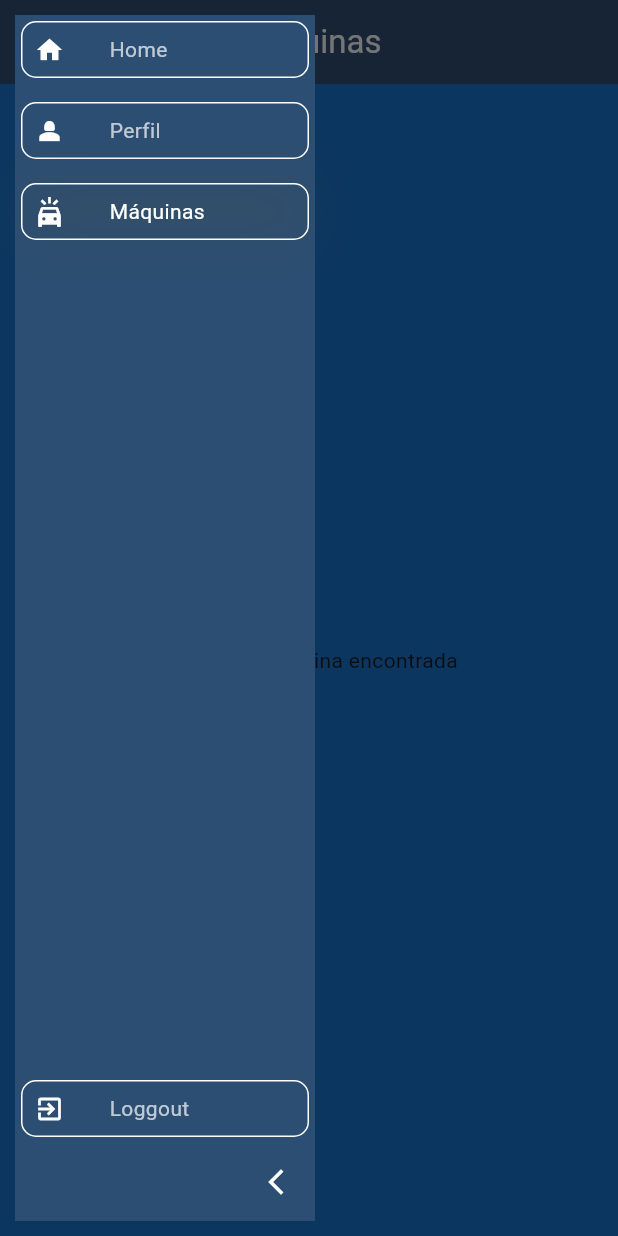
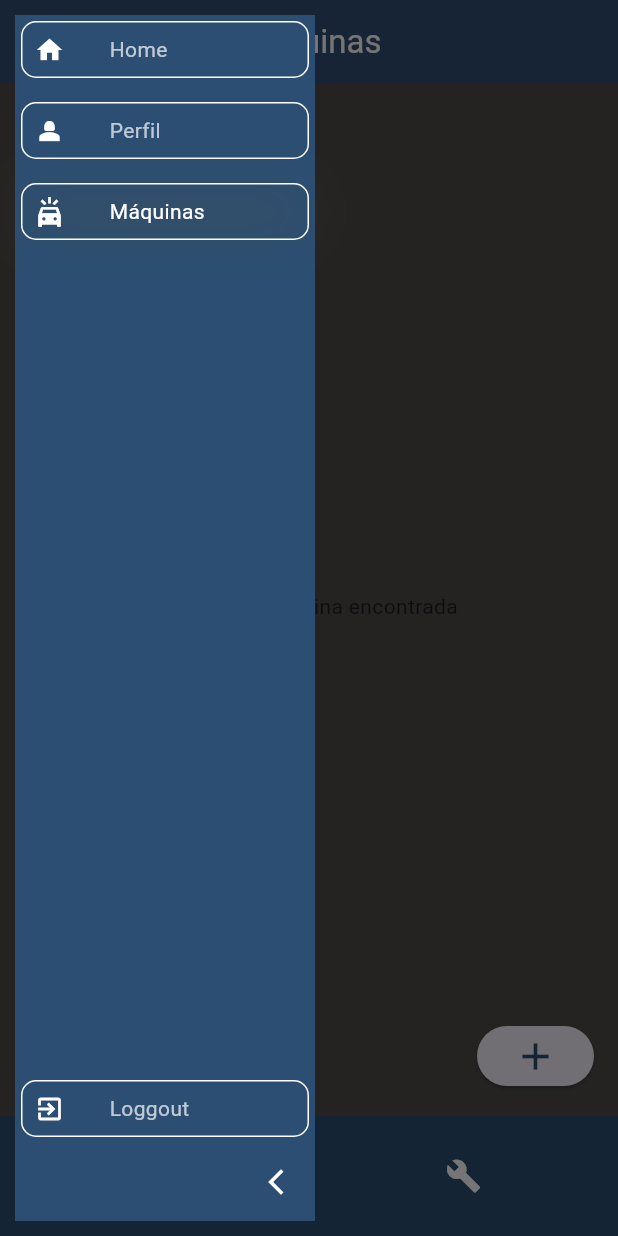
Before and after one commit to rodrignucleo/farm-manager, a Flutter app: the MachinePage screen opened directly, with the side drawer open, on a phone screen of 412 x 824 dp. Run offline on Flutter 3.47's test engine with Material 3 defaults, Android fonts, the phone set to English and light mode, and no system bars; drawn by our look-alikes of sidebarx; our stand-ins replace cloud_firestore, firebase_auth, firebase_core, flutter_keyboard_visibility, flutter_spinkit, font_awesome_flutter and 2 more; accounts and stored records are empty.

Commit message:
add nav bar

```diff
--- a/lib/pages/menu_pages/machine/machinepage.dart
+++ b/lib/pages/menu_pages/machine/machinepage.dart
@@ -1,9 +1,8 @@
 import 'package:farm_manager/components/side_bar.dart';
 import 'package:farm_manager/pages/menu_pages/machine/machinelistview.dart';
-import 'package:farm_manager/provider/costumer.dart';
+import 'package:farm_manager/pages/menu_pages/machine/toolspage.dart';
 import 'package:farm_manager/utils/theme/theme.dart';
 import 'package:flutter/material.dart';
-import 'package:provider/provider.dart';
 import 'package:sidebarx/sidebarx.dart';
 
 class MachinePage extends StatefulWidget {
@@ -27,11 +26,52 @@ class _MachinePageState extends State<MachinePage> {
   final _controller = SidebarXController(selectedIndex: 2, extended: true);
   final _key = GlobalKey<ScaffoldState>();
 
+  int currentPageIndex = 0;
+
   @override
   Widget build(BuildContext context) {
     return Scaffold(
       key: _key,
       drawer: SideBar(controller: _controller),
+      floatingActionButton: ElevatedButton(
+        onPressed: () {
+          // Navigator.push(
+          //   context,
+          //   MaterialPageRoute(),
+          // );
+        },
+        child: Icon(
+          Icons.add,
+          color: TAppTheme.appTheme.scaffoldBackgroundColor,
+          size: 30,
+        ),
+      ),
+      bottomNavigationBar: Theme(
+        data: Theme.of(context).copyWith(
+          navigationBarTheme: TAppTheme.appTheme.navigationBarTheme,
+        ),
+        child: NavigationBar(
+          backgroundColor: TAppTheme.appTheme.scaffoldBackgroundColor,
+          indicatorColor: TAppTheme.appTheme.primaryColor,
+          labelBehavior: NavigationDestinationLabelBehavior.onlyShowSelected,
+          selectedIndex: currentPageIndex,
+          onDestinationSelected: (int index) {
+            setState(() {
+              currentPageIndex = index;
+            });
+          },
+          destinations: const <Widget>[
+            NavigationDestination(
+              icon: Icon(Icons.minor_crash, color: Color(0xFFFFFFFF)),
+              label: 'Máquinas',
+            ),
+            NavigationDestination(
+              icon: Icon(Icons.build, color: Color(0xFFFFFFFF)),
+              label: 'Componentes',
+            ),
+          ],
+        ),
+      ),
       appBar: AppBar(
         backgroundColor: TAppTheme.appTheme.scaffoldBackgroundColor,
         automaticallyImplyLeading: true,
@@ -47,12 +87,30 @@ class _MachinePageState extends State<MachinePage> {
         centerTitle: true,
         elevation: 2,
       ),
-      backgroundColor: TAppTheme.appTheme.primaryColorDark,
-      body: Container(
-        height: double.infinity,
-        width: double.infinity,
-        decoration: BoxDecoration(color: TAppTheme.appTheme.primaryColorDark),
-        child: const MachineListView(),
+      backgroundColor: TAppTheme.appTheme.canvasColor,
+      body: Padding(
+        padding: const EdgeInsets.only(top: 8.0),
+        child: Container(
+            height: double.infinity,
+            width: double.infinity,
+            decoration: BoxDecoration(color: TAppTheme.appTheme.canvasColor),
+            child: AnimatedSwitcher(
+              duration: const Duration(milliseconds: 500),
+              transitionBuilder: (Widget child, Animation<double> animation) {
+                return FadeTransition(
+                  opacity: animation,
+                  child: child,
+                );
+              },
+              child: IndexedStack(
+                key: ValueKey<int>(currentPageIndex),
+                index: currentPageIndex,
+                children: const [
+                  MachineListView(),
+                  ToolsPage(),
+                ],
+              ),
+            )),
       ),
     );
   }
```
